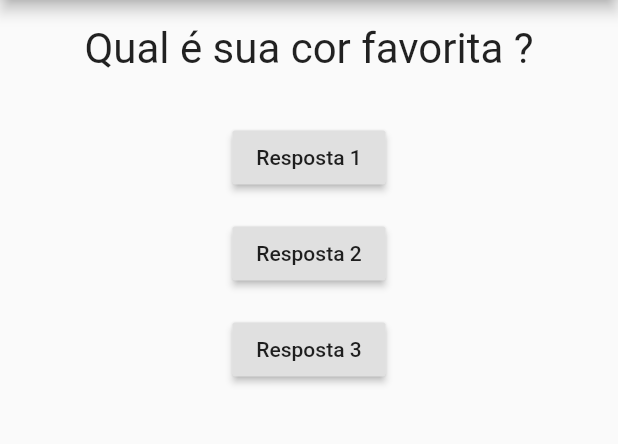
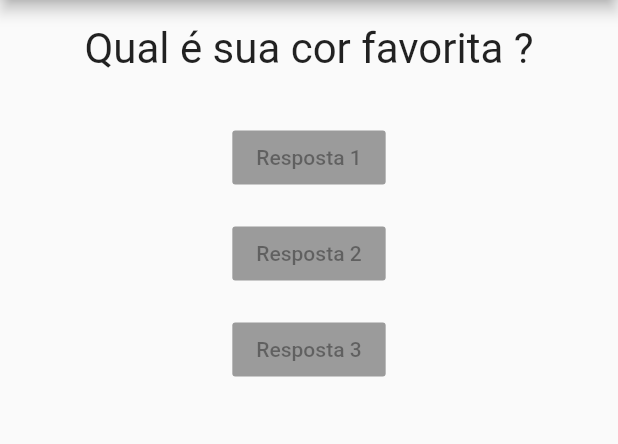
Before and after one commit to paulovictorbuenoflores/app_perguntas, a Flutter app: the screen it shows after launch, on a phone screen of 412 x 824 dp, the part 84-528 px from its top. Run offline on Flutter 3.47's test engine with Material 2 defaults, Android fonts, the phone set to English and light mode, and no system bars.

Commit message:
adicionando classe resposta, modularizando a aplicacao, proximo commit fucao callback

```diff
--- a/lib/main.dart
+++ b/lib/main.dart
@@ -1,11 +1,12 @@
 import 'package:flutter/material.dart';
 import './questao.dart';
+import './resposta.dart';
 
 void main(List<String> args) => runApp(PerguntaApp());
 
 /**
  *
- *Como passa de stateles para stateful?
+ *           Como passa de stateles para stateful?
  1-criar uma classe state para gerenciar a classe statefull. PerguntaAppState
  2-extender o State e passar como generic a classe Statefullwidget que desejo gerenciar com meu State;
  3-passo o estado da aplicacao que vai ser gerenciado para a classe PerguntaAppState, no caso é tudo, vai ficar so a classe statefull
@@ -38,28 +39,9 @@ class _PerguntaAppState extends State<PerguntaApp> {
         body: Column(
           children: <Widget>[
             Questao(perguntas[_perguntaSelecionada]),
-            Container(
-              margin: const EdgeInsets.only(top: 16),
-              child: RaisedButton(
-                child: const Text('Resposta 1'),
-                onPressed:
-                    _responder, //passando uma funcao para outra classe, isso é diferente de chamar a funcao responder()
-              ),
-            ),
-            Container(
-              margin: const EdgeInsets.only(top: 16),
-              child: RaisedButton(
-                child: const Text('Resposta 2'),
-                onPressed: _responder,
-              ),
-            ),
-            Container(
-              margin: const EdgeInsets.only(top: 16),
-              child: RaisedButton(
-                child: const Text('Resposta 3'),
-                onPressed: _responder,
-              ),
-            ),
+            Resposta('Resposta 1'),
+            Resposta('Resposta 2'),
+            Resposta('Resposta 3'),
           ],
         ),
       ),
--- /dev/null
+++ b/lib/resposta.dart
@@ -0,0 +1,17 @@
+import 'package:flutter/material.dart';
+
+class Resposta extends StatelessWidget {
+  final String texto;
+  Resposta(this.texto);
+
+  @override
+  Widget build(BuildContext context) {
+    return Container(
+      margin: const EdgeInsets.only(top: 16),
+      child: RaisedButton(
+        child: Text(texto),
+        onPressed: null,
+      ),
+    );
+  }
+}
```
